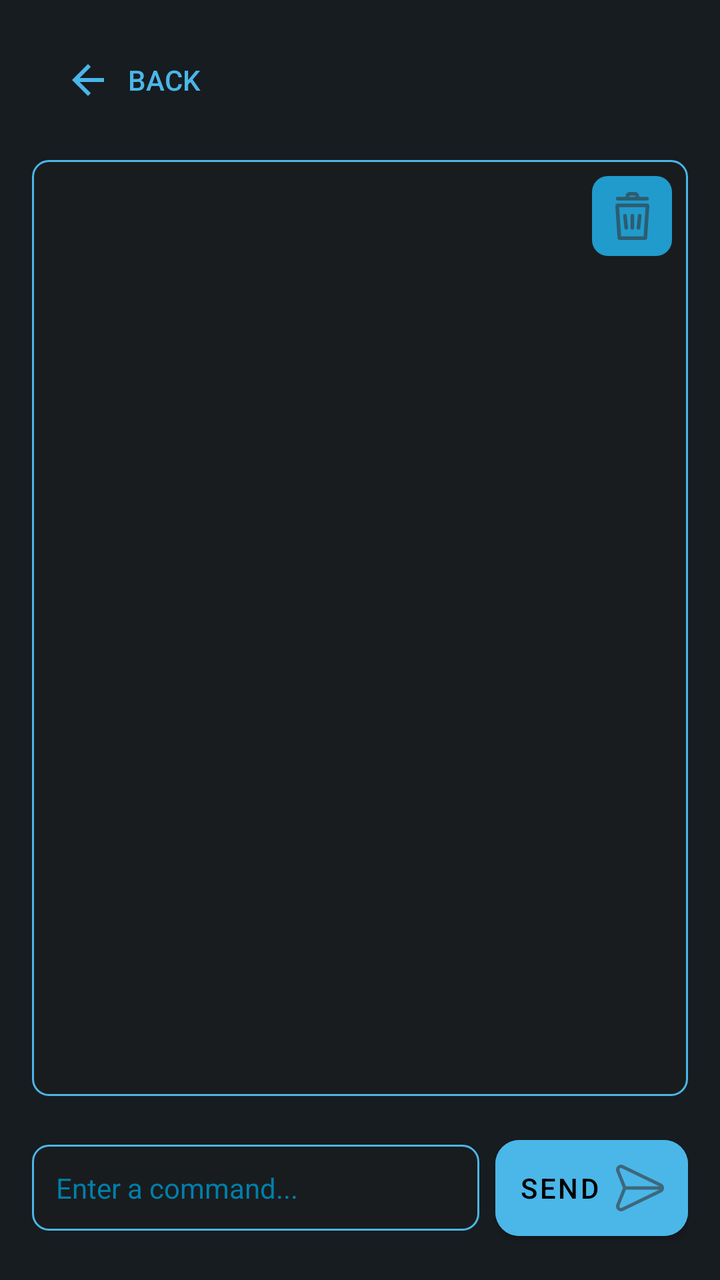
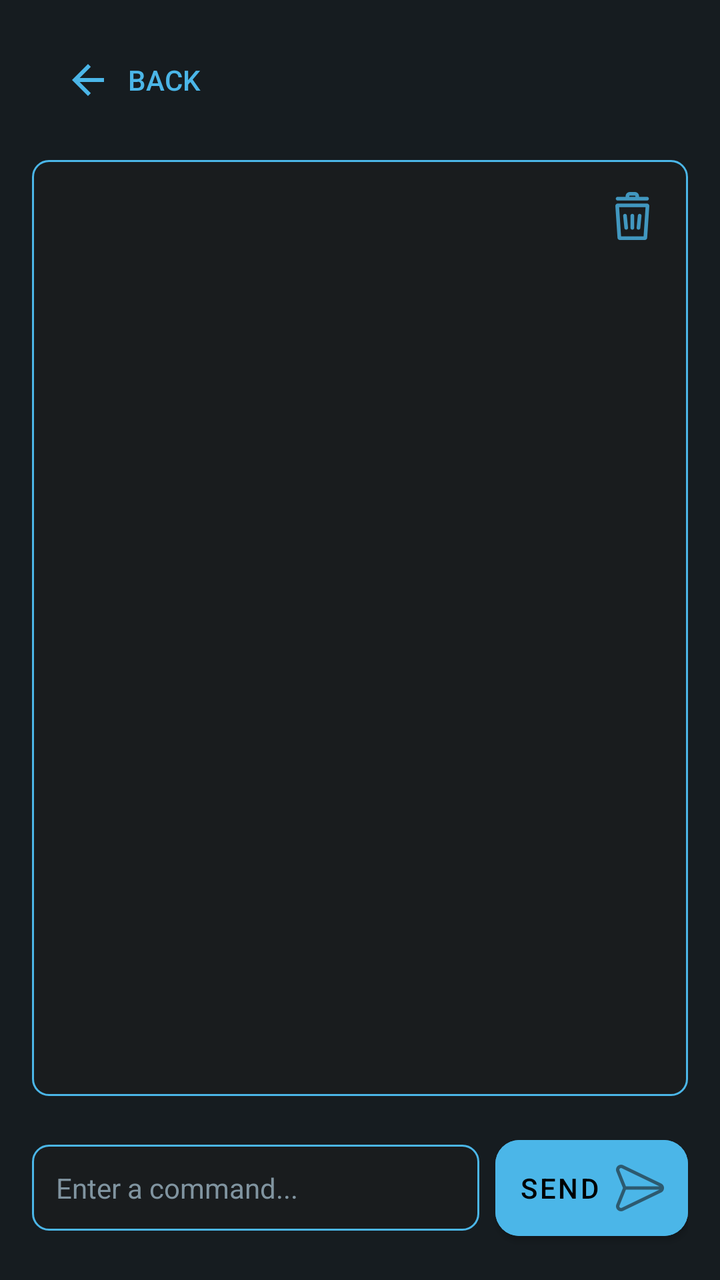

The first picture is an Android layout as it rendered before a commit; the second is the same layout after the commit. The layout source and the unified diff follow.
<!-- AndroidManifest.xml: activity theme Theme.Nsline22 -->
<!-- res/layout/activity_log.xml -->
<?xml version="1.0" encoding="utf-8"?>
<LinearLayout xmlns:android="http://schemas.android.com/apk/res/android"
    xmlns:app="http://schemas.android.com/apk/res-auto"
    android:layout_width="match_parent"
    android:layout_height="match_parent"
    android:orientation="vertical"
    android:background="@color/background_dark"
    android:padding="16dp">

    

    <Button
        android:id="@+id/backButton"
        style="@style/Widget.AppCompat.Button.Borderless"
        android:layout_width="wrap_content"
        android:layout_height="wrap_content"
        android:layout_marginBottom="16dp"
        android:text="Back"
        android:textColor="?attr/colorPrimary"
        android:drawableLeft="@drawable/ic_arrow_backward" />

    
    <RelativeLayout
        android:layout_width="match_parent"
        android:layout_height="0dp"
        android:layout_weight="1"
        android:background="@drawable/output_background">

        
        <ScrollView
            android:id="@+id/logScrollView"
            android:layout_width="match_parent"
            android:layout_height="match_parent"
            android:scrollbars="vertical"
            android:fadeScrollbars="false"
            android:overScrollMode="always"
            android:scrollbarStyle="insideOverlay">

            
            <TextView
                android:id="@+id/outputTextView"
                android:layout_width="match_parent"
                android:layout_height="wrap_content"
                android:padding="14dp"
                android:textColor="@color/material_dynamic_primary60"
                android:textSize="14sp"
                android:text=""
                android:gravity="start|top"
                android:singleLine="false"
                android:maxLines="1000"
                android:ellipsize="none"
                android:fontFamily="monospace"
                android:typeface="monospace" />

        </ScrollView>

        
        <ImageButton
            android:id="@+id/clearLogsButton"
            android:layout_width="40dp"
            android:layout_height="40dp"
            android:layout_alignParentTop="true"
            android:layout_alignParentEnd="true"
            android:layout_margin="8dp"
            android:background="@drawable/clear_logs_background"
            android:contentDescription="Clear logs"
            android:scaleType="centerInside"
            android:src="@drawable/ic_clear" />

    </RelativeLayout>

    
    <LinearLayout
        android:layout_width="match_parent"
        android:layout_height="wrap_content"
        android:orientation="horizontal"
        android:gravity="center_vertical"
        android:layout_marginTop="16dp">

        <EditText
            android:id="@+id/commandEditText"
            android:layout_width="0dp"
            android:layout_height="wrap_content"
            android:layout_weight="1"
            android:hint="Enter a command..."
            android:imeOptions="actionDone"
            android:inputType="text"
            android:focusable="true"
            android:focusableInTouchMode="true"
            android:clickable="true"
            android:background="@drawable/edittext_background"
            android:textColor="?attr/colorPrimary"
            android:textColorHint="@color/edittexthint_color"
            android:padding="12dp"
            android:layout_marginEnd="8dp" />

        <Button
            android:id="@+id/buttonSend"
            android:layout_width="wrap_content"
            android:layout_height="wrap_content"
            android:text="Send"
            android:backgroundTint="?attr/colorPrimary"
            android:textColor="@color/black"
            android:padding="12dp"
            app:cornerRadius="12dp"
            android:drawableRight="@drawable/send" />

    </LinearLayout>

</LinearLayout>
<!-- resources referenced by this layout -->
<resources>
  <color name="background_dark">@color/material_dynamic_neutral_variant10</color>
  <color name="black">#FF000000</color>
  <color name="edittexthint_color">@color/material_dynamic_primary50</color>
  <!-- drawable clear_logs_background (drawable) -->
  <?xml version="1.0" encoding="utf-8"?>
  <shape xmlns:android="http://schemas.android.com/apk/res/android">
      <solid android:color="@color/material_dynamic_primary60" />
      <corners android:radius="8dp" />
  </shape>
  <!-- drawable edittext_background (drawable) -->
  <shape xmlns:android="http://schemas.android.com/apk/res/android">
      <solid android:color="@color/material_dynamic_neutral10"/>
      <stroke android:width="1dp" android:color="?attr/colorPrimary"/>
      <corners android:radius="8dp"/>
  </shape>
  <!-- drawable ic_arrow_backward (drawable) -->
  <vector xmlns:android="http://schemas.android.com/apk/res/android"
      android:width="24dp"
      android:height="24dp"
      android:viewportWidth="24"
      android:viewportHeight="24"
      android:tint="?attr/colorPrimary">
      <path
          android:fillColor="@android:color/white"
          android:pathData="M12,20l1.41,-1.41L7.83,13H20v-2H7.83l5.58,-5.59L12,4l-8,8z"/>
  </vector>
  <!-- drawable ic_clear: png bitmap (drawable-hdpi, 865 bytes) -->
  <!-- drawable output_background (drawable) -->
  <shape xmlns:android="http://schemas.android.com/apk/res/android">
      <solid android:color="@color/material_dynamic_neutral10" />
      <stroke android:width="1dp" android:color="?attr/colorPrimary" />
      <corners android:radius="8dp" />
  </shape>
  <!-- drawable send: png bitmap (drawable-hdpi, 734 bytes) -->
  <style name="Theme.Nsline22" parent="Theme.MaterialComponents.DayNight.NoActionBar">
          <item name="android:windowBackground">@color/material_dynamic_neutral_variant10</item>
          <item name="colorPrimary">@color/material_dynamic_primary70</item>
          <item name="editTextStyle">@style/EditTextStyle</item>
          <item name="android:statusBarColor">@color/material_dynamic_neutral_variant10</item>
          <item name="android:navigationBarColor">@color/material_dynamic_neutral_variant10</item>
      </style>
  <style name="EditTextStyle" parent="Widget.MaterialComponents.TextInputLayout.OutlinedBox">
          <item name="boxStrokeColor">@color/material_dynamic_primary70</item>
          <item name="android:textColorHint">@color/material_dynamic_primary70</item>
          <item name="android:textColor">@color/white</item>
          <item name="android:paddingStart">12dp</item>
          <item name="android:paddingEnd">12dp</item>
          <item name="android:paddingTop">8dp</item>
          <item name="android:paddingBottom">8dp</item>
      </style>
  <color name="white">#FFFFFFFF</color>
</resources>

<!-- the commit's change to res/layout/activity_log.xml (unified diff, before → after) -->
@@ -62,9 +62,10 @@
             android:layout_alignParentTop="true"
             android:layout_alignParentEnd="true"
             android:layout_margin="8dp"
-            android:background="@drawable/clear_logs_background"
+            android:background=""
             android:contentDescription="Clear logs"
             android:scaleType="centerInside"
+            android:tint="?attr/colorPrimary"
             android:src="@drawable/ic_clear" />
 
     </RelativeLayout>
@@ -103,7 +104,8 @@
             android:textColor="@color/black"
             android:padding="12dp"
             app:cornerRadius="12dp"
-            android:drawableRight="@drawable/send" />
+            android:drawableRight="@drawable/send"
+            android:drawableTint="@color/material_dynamic_neutral10"/>
 
     </LinearLayout>
 
<!-- resource entries referenced after the edit -->
@@ -2,13 +2,7 @@
 <resources>
   <color name="background_dark">@color/material_dynamic_neutral_variant10</color>
   <color name="black">#FF000000</color>
-  <color name="edittexthint_color">@color/material_dynamic_primary50</color>
-  <!-- drawable clear_logs_background (drawable) -->
-  <?xml version="1.0" encoding="utf-8"?>
-  <shape xmlns:android="http://schemas.android.com/apk/res/android">
-      <solid android:color="@color/material_dynamic_primary60" />
-      <corners android:radius="8dp" />
-  </shape>
+  <color name="edittexthint_color">@color/material_dynamic_secondary60</color>
   <!-- drawable edittext_background (drawable) -->
   <shape xmlns:android="http://schemas.android.com/apk/res/android">
       <solid android:color="@color/material_dynamic_neutral10"/>
@@ -26,7 +20,7 @@
           android:fillColor="@android:color/white"
           android:pathData="M12,20l1.41,-1.41L7.83,13H20v-2H7.83l5.58,-5.59L12,4l-8,8z"/>
   </vector>
-  <!-- drawable ic_clear: png bitmap (drawable-hdpi, 865 bytes) -->
+  <!-- drawable ic_clear: png bitmap (drawable-hdpi, 813 bytes) -->
   <!-- drawable output_background (drawable) -->
   <shape xmlns:android="http://schemas.android.com/apk/res/android">
       <solid android:color="@color/material_dynamic_neutral10" />
